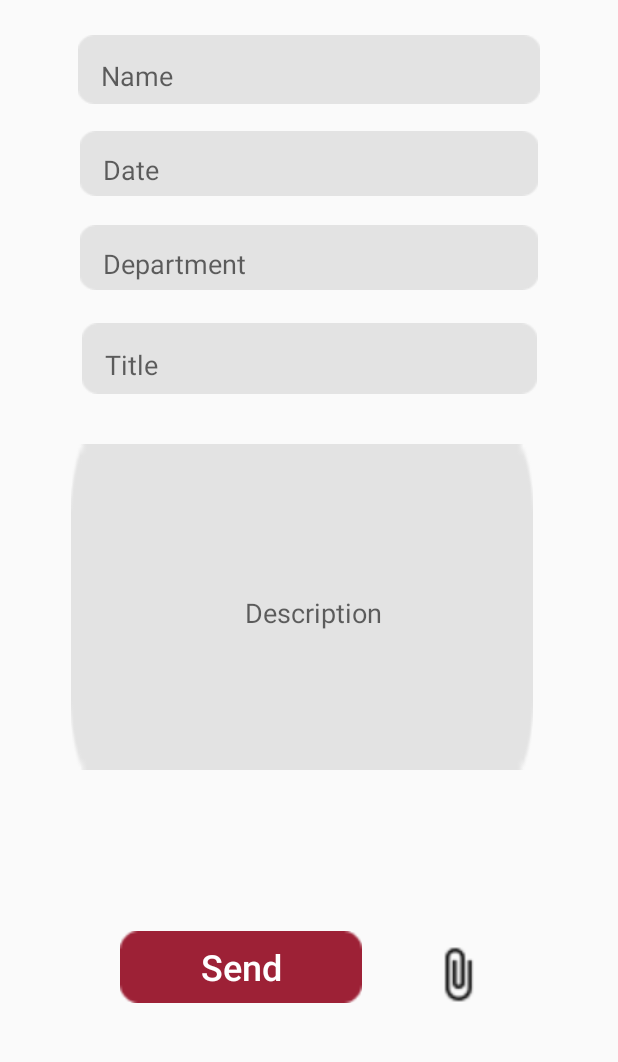
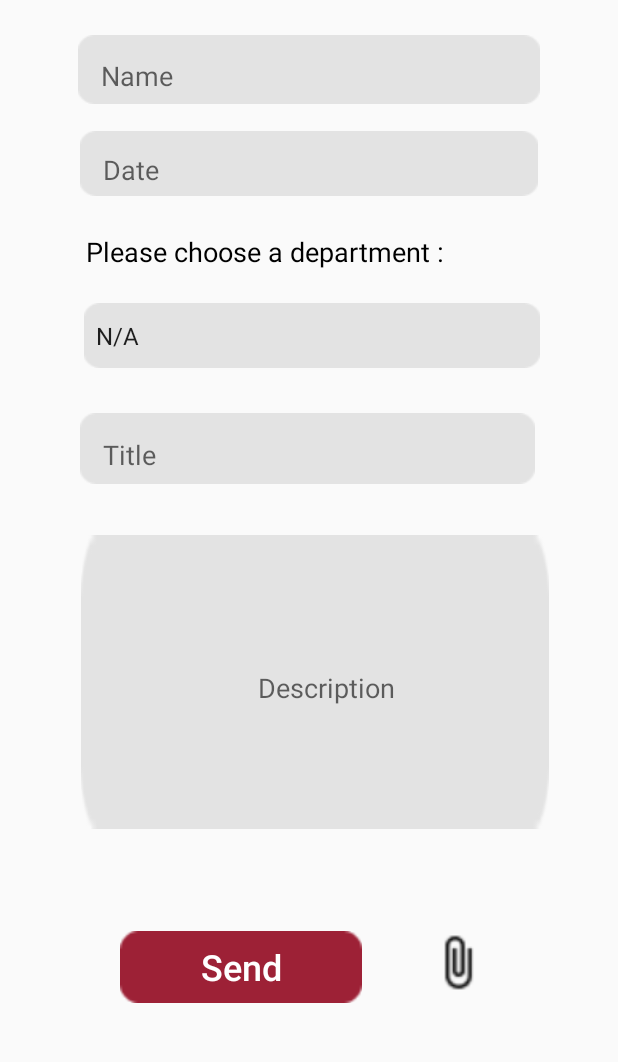
Before and after one commit to yashj411/Public-Complaint-Registration-App, an Android app: the screen it shows after launch once a user with an empty profile is signed in (Register), after a tap on "Register", on a phone screen of 412 x 824 dp, the part 149-1211 px from its top. Run offline under Robolectric (Android 15) with nearby library versions, the phone set to English and light mode, and no system bars; our stand-ins replace Firebase (no records; nobody signed in at launch, a user with empty details on screens opened directly).

```diff
--- a/app/src/main/AndroidManifest.xml
+++ b/app/src/main/AndroidManifest.xml
@@ -34,6 +34,9 @@
         <activity android:name=".Last_slide">
 
         </activity>
+        <activity android:name=".ContactAdmin">
+
+        </activity>
 
         <meta-data
             android:name="preloaded_fonts"
--- a/app/src/main/java/com/example/publiccomplaintregistration/Register.java
+++ b/app/src/main/java/com/example/publiccomplaintregistration/Register.java
@@ -6,8 +6,11 @@ import android.net.Uri;
 import android.os.Bundle;
 import android.view.View;
 import android.webkit.MimeTypeMap;
+import android.widget.AdapterView;
+import android.widget.ArrayAdapter;
 import android.widget.Button;
 import android.widget.EditText;
+import android.widget.Spinner;
 import android.widget.Toast;
 
 import androidx.annotation.NonNull;
@@ -25,8 +28,9 @@ import com.google.firebase.storage.FirebaseStorage;
 import com.google.firebase.storage.StorageReference;
 import com.google.firebase.storage.UploadTask;
 
-public class Register extends AppCompatActivity {
-    EditText tVName,tVDate,tVDepartment,tVTitle,tVDescription;
+public class Register extends AppCompatActivity implements AdapterView.OnItemSelectedListener {
+    EditText tVName,tVDate,tVTitle,tVDescription;
+    Spinner tVDepartment;
     Button button4,button7;
     StorageReference mStorageRef;
      public Uri imguri;
@@ -34,6 +38,7 @@ public class Register extends AppCompatActivity {
     long maxid=0;
     String status="Due";
     String imageid=null;
+    String dept;
     User user;
 
     @Override
@@ -49,6 +54,11 @@ public class Register extends AppCompatActivity {
         button7=findViewById(R.id.button7);
         mStorageRef= FirebaseStorage.getInstance().getReference("Images");
         user=new User();
+        ArrayAdapter<CharSequence> adapter = ArrayAdapter.createFromResource(this,R.array.depts, android.R.layout.simple_spinner_item);
+        adapter.setDropDownViewResource(android.R.layout.simple_spinner_dropdown_item);
+        tVDepartment.setAdapter(adapter);
+        tVDepartment.setOnItemSelectedListener(this);
+        tVDepartment.setTag("Department");
         reff= FirebaseDatabase.getInstance().getReference().child("User");
 
          button7.setOnClickListener(new View.OnClickListener() {
@@ -74,13 +84,16 @@ public class Register extends AppCompatActivity {
         button4.setOnClickListener(new View.OnClickListener() {
             @Override
             public void onClick(View v) {
-                user.setName(tVName.getText().toString().trim());
-                user.setDate(tVDate.getText().toString().trim());
-                user.setDepartment(tVDepartment.getText().toString().trim());
-                user.setTitle(tVTitle.getText().toString().trim());
-                user.setDescription(tVDescription.getText().toString().trim());
+                user.setName(tVName.getText().toString());
+                user.setDate(tVDate.getText().toString());
+                user.setDepartment(dept);
+                user.setTitle(tVTitle.getText().toString());
+                user.setDescription(tVDescription.getText().toString());
                 user.setStatus(status);
-                Fileuploader();
+                if(imageid!=null)
+                {
+                    Fileuploader();
+                }
                 user.setImageID(imageid);
                 reff.child(String.valueOf(maxid+1)).setValue(user);
                 //Toast.makeText(Register.this,"Your complaint has been registered successfully",Toast.LENGTH_SHORT).show();
@@ -138,4 +151,13 @@ public class Register extends AppCompatActivity {
         }
     }
 
+    @Override
+    public void onItemSelected(AdapterView<?> parent, View view, int position, long id) {
+        dept = parent.getItemAtPosition(position).toString();
+    }
+
+    @Override
+    public void onNothingSelected(AdapterView<?> parent) {
+
+    }
 }
--- a/app/src/main/res/layout/register.xml
+++ b/app/src/main/res/layout/register.xml
@@ -63,51 +63,37 @@
         app:layout_constraintVertical_bias="0.239" />
 
     <EditText
-        android:id="@+id/tVDepartment"
-        android:layout_width="305dp"
-        android:layout_height="43dp"
-        android:background="@drawable/email"
-        android:hint="Department"
-        android:paddingLeft="15dp"
-        android:paddingTop="8dp"
-        android:textColor="@color/black"
-        app:layout_constraintBottom_toBottomOf="parent"
-        app:layout_constraintEnd_toEndOf="parent"
-        app:layout_constraintStart_toStartOf="parent"
-        app:layout_constraintTop_toTopOf="parent"
-        app:layout_constraintVertical_bias="0.319" />
-
-    <EditText
         android:id="@+id/tVTitle"
         android:layout_width="303dp"
         android:layout_height="47dp"
+        android:layout_marginStart="53dp"
+        android:layout_marginTop="11dp"
+        android:layout_marginBottom="11dp"
         android:background="@drawable/email"
         android:hint="Title"
         android:paddingLeft="15dp"
         android:paddingTop="8dp"
         android:textColor="@color/black"
-        app:layout_constraintBottom_toBottomOf="parent"
-        app:layout_constraintEnd_toEndOf="parent"
+        app:layout_constraintBottom_toTopOf="@+id/tVDescription"
         app:layout_constraintStart_toStartOf="parent"
-        app:layout_constraintTop_toTopOf="parent"
-        app:layout_constraintVertical_bias="0.405" />
+        app:layout_constraintTop_toBottomOf="@+id/tVDepartment" />
 
     <EditText
         android:id="@+id/tVDescription"
-        android:layout_width="308dp"
-        android:layout_height="217dp"
+        android:layout_width="312dp"
+        android:layout_height="196dp"
+        android:layout_marginStart="54dp"
+        android:layout_marginTop="11dp"
+        android:layout_marginBottom="57dp"
         android:background="@drawable/email"
         android:hint="Description"
-        android:paddingLeft="15dp"
+        android:paddingStart="15dp"
         android:paddingTop="8dp"
         android:textAlignment="center"
         android:textColor="@color/black"
-        app:layout_constraintBottom_toBottomOf="parent"
-        app:layout_constraintEnd_toEndOf="parent"
-        app:layout_constraintHorizontal_bias="0.454"
+        app:layout_constraintBottom_toTopOf="@+id/button4"
         app:layout_constraintStart_toStartOf="parent"
-        app:layout_constraintTop_toBottomOf="@+id/tVTitle"
-        app:layout_constraintVertical_bias="0.136" />
+        app:layout_constraintTop_toBottomOf="@+id/tVTitle" />
 
     <Button
         android:id="@+id/button4"
@@ -128,10 +114,35 @@
         android:layout_width="38dp"
         android:layout_height="38dp"
         android:layout_marginEnd="88dp"
-        android:layout_marginBottom="56dp"
+        android:layout_marginBottom="64dp"
         android:background="@drawable/attach"
         app:layout_constraintBottom_toBottomOf="parent"
         app:layout_constraintEnd_toEndOf="parent"
         app:srcCompat="@drawable/location" />
 
+    <Spinner
+        android:id="@+id/tVDepartment"
+        android:layout_width="304dp"
+        android:layout_height="43dp"
+        android:layout_marginStart="56dp"
+        android:layout_marginTop="12dp"
+        android:layout_marginBottom="8dp"
+        android:background="@drawable/email"
+        app:layout_constraintBottom_toTopOf="@+id/tVTitle"
+        app:layout_constraintStart_toStartOf="parent"
+        app:layout_constraintTop_toBottomOf="@+id/textView6" />
+
+    <TextView
+        android:id="@+id/textView6"
+        android:layout_width="293dp"
+        android:layout_height="23dp"
+        android:layout_marginStart="57dp"
+        android:layout_marginTop="14dp"
+        android:text="@string/please_choose_a_department"
+        android:textAppearance="@style/TextAppearance.AppCompat.Medium"
+        android:textColor="#000000"
+        app:layout_constraintBottom_toTopOf="@+id/tVDepartment"
+        app:layout_constraintStart_toStartOf="parent"
+        app:layout_constraintTop_toBottomOf="@+id/tVDate" />
+
 </androidx.constraintlayout.widget.ConstraintLayout>
--- a/app/src/main/res/values/strings.xml
+++ b/app/src/main/res/values/strings.xml
@@ -2,4 +2,12 @@
     <string name="app_name">PublicComplaintRegistration</string>
     <string name="your_complaint_has_been_registered_with_us_successfully">Your complaint has been registered with us successfully !</string>
     <string name="main_menu"><![CDATA[Main menu >]]></string>
+    <string name="please_choose_a_department">Please choose a department :</string>
+    <string-array name="depts">
+        <item>N/A</item>
+        <item>Sanitation</item>
+        <item>MSCB</item>
+        <item>Water Department</item>
+        <item>Other Department</item>
+    </string-array>
 </resources>
```
